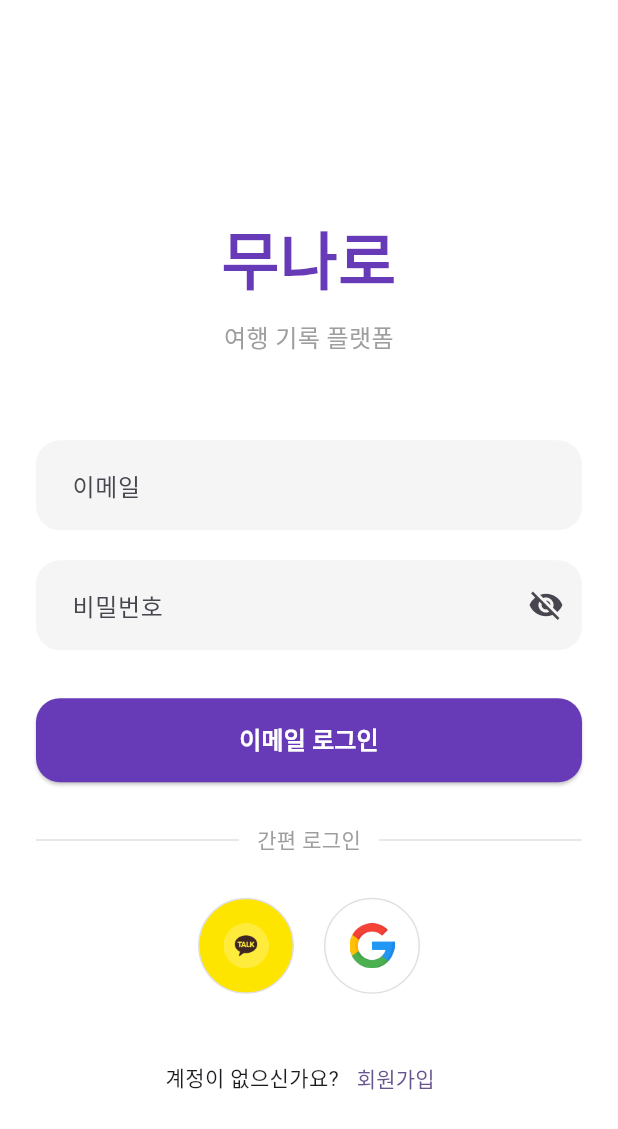
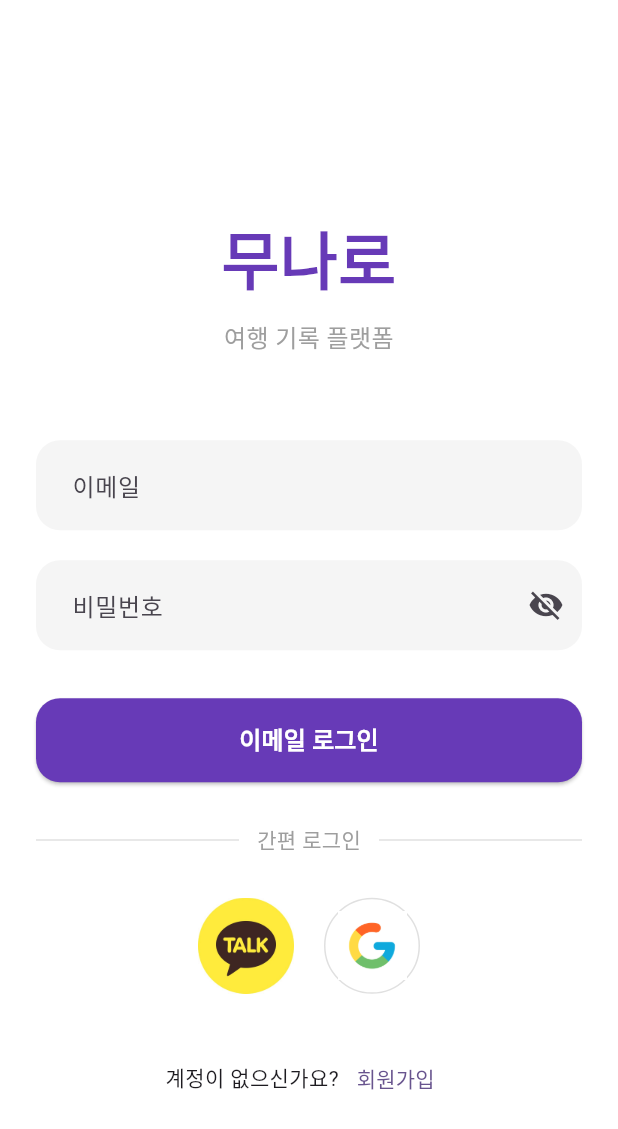
Before and after one commit to Munaro-App/frontend, a Flutter app: the screen it shows after launch, on a phone screen of 412 x 824 dp. Shown: the top 1129 px of the screen. Run offline on Flutter 3.47's test engine with Material 3 defaults, Android fonts, the phone set to English and light mode, and no system bars; our stand-ins replace dio, flutter_riverpod, flutter_secure_storage, google_sign_in; missing offline and left inert: kakao_flutter_sdk_user.

Commit message:
style: 소셜 로그인 버튼 UI 개선

```diff
--- a/lib/layouts/login_layout.dart
+++ b/lib/layouts/login_layout.dart
@@ -173,15 +173,23 @@ class KakaoAuthDataSource {
 }
 
 class GoogleAuthDataSource {
-  final GoogleSignIn _googleSignIn = GoogleSignIn(scopes: ['email', 'profile']);
+  final GoogleSignIn _googleSignIn = GoogleSignIn(
+    scopes: ['email', 'profile'],
+    serverClientId:
+        '408653349037-nk70rag6j78mh4nu3jkalrlscg3vd34g.apps.googleusercontent.com',
+  );
 
   Future<String?> login() async {
     try {
       final account = await _googleSignIn.signIn();
-      if (account == null) return null;
+      if (account == null) {
+        print("사용자가 구글 로그인을 취소했습니다.");
+        return null;
+      }
 
       final auth = await account.authentication;
-      return auth.idToken;
+
+      return auth.accessToken;
     } catch (e) {
       log(e.toString());
       return null;
@@ -337,10 +345,13 @@ class SignInWithEmailUseCase {
     if (email.isEmpty || password.isEmpty || nickname.isEmpty) {
       throw Exception('이메일, 비밀번호, 닉네임을 모두 입력해주세요.');
     }
-    return repository.signUpWithEmail(email: email, password: password, nickname: nickname);
+    return repository.signUpWithEmail(
+      email: email,
+      password: password,
+      nickname: nickname,
+    );
   }
 }
-
 
 class SignInWithGoogleUseCase {
   final GoogleAuthDataSource googleAuthDataSource;
@@ -381,8 +392,8 @@ final _signInWithKakaoUseCaseProvider = Provider<SignInWithKakaoUseCase>((ref) {
   return SignInWithKakaoUseCase(
     kakaoAuthDataSource: ref.watch(_kakaoAuthDataSourceProvider),
     repository: ref.watch(_authRepositoryProvider),
-  );},
   );
+});
 
 final _signUpWithEmailUseCaseProvider = Provider<SignUpWithEmailUseCase>((ref) {
   return SignUpWithEmailUseCase(repository: ref.watch(_authRepositoryProvider));
@@ -459,11 +470,13 @@ class AuthController extends StateNotifier<AsyncValue<AuthModel?>> {
       await tokenStorage.save(auth);
       return auth;
     });
-
-
   }
 
- Future<void> signUpWithEmailPressed(String email, String password, String nickname) async {
+  Future<void> signUpWithEmailPressed(
+    String email,
+    String password,
+    String nickname,
+  ) async {
     state = const AsyncLoading();
     state = await AsyncValue.guard(() async {
       await signUpWithEmail.execute(email, password, nickname);
@@ -624,39 +637,42 @@ class LoginEmailForm extends StatelessWidget {
   }
 }
 
+
 class _SocialLoginButton extends StatelessWidget {
-  final String assetPath;
-  final VoidCallback onPressed;
+  final String imagePath;
   final Color backgroundColor;
+  final VoidCallback onTap;
+  final Border? border;
 
   const _SocialLoginButton({
-    required this.assetPath,
-    required this.onPressed,
+    required this.imagePath,
     required this.backgroundColor,
+    required this.onTap,
+    this.border,
   });
 
   @override
   Widget build(BuildContext context) {
     return GestureDetector(
-      onTap: onPressed,
+      onTap: onTap,
       child: Container(
-        width: 64,
-        height: 64,
         decoration: BoxDecoration(
           shape: BoxShape.circle,
-          color: backgroundColor,
-          border: Border.all(color: Colors.grey.shade300),
+          border: border,
         ),
-        child: Padding(
-          padding: const EdgeInsets.all(16),
-          child: Image.asset(assetPath, fit: BoxFit.contain),
+        child: CircleAvatar(
+          radius: 32,
+          backgroundColor: backgroundColor,
+          child: Image.asset(
+            imagePath,
+            fit: BoxFit.contain,
+          ),
         ),
       ),
     );
   }
 }
 
-// 로그인 화면
 
 class LoginPage extends ConsumerStatefulWidget {
   const LoginPage({super.key});
@@ -678,7 +694,7 @@ class _LoginPageState extends ConsumerState<LoginPage> {
     super.dispose();
   }
 
-  void _onEmailLoginPressed() async {
+  Future<void> _onEmailLoginPressed() async {
     final email = _emailController.text.trim();
     final password = _passwordController.text.trim();
 
@@ -694,12 +710,55 @@ class _LoginPageState extends ConsumerState<LoginPage> {
         .signInWithEmailPressed(email, password);
 
     final state = ref.read(authControllerProvider);
+
     state.whenOrNull(
       data: (auth) {
         if (auth != null) {
           ScaffoldMessenger.of(
             context,
           ).showSnackBar(const SnackBar(content: Text('이메일 로그인 성공')));
+        }
+      },
+      error: (error, _) {
+        ScaffoldMessenger.of(
+          context,
+        ).showSnackBar(SnackBar(content: Text(error.toString())));
+      },
+    );
+  }
+
+  Future<void> _onKakaoLoginPressed() async {
+    await ref.read(authControllerProvider.notifier).signInWithKakaoPressed();
+
+    final state = ref.read(authControllerProvider);
+
+    state.whenOrNull(
+      data: (auth) {
+        if (auth != null) {
+          ScaffoldMessenger.of(
+            context,
+          ).showSnackBar(const SnackBar(content: Text('카카오 로그인 성공')));
+        }
+      },
+      error: (error, _) {
+        ScaffoldMessenger.of(
+          context,
+        ).showSnackBar(SnackBar(content: Text(error.toString())));
+      },
+    );
+  }
+
+  Future<void> _onGoogleLoginPressed() async {
+    await ref.read(authControllerProvider.notifier).signInWithGooglePressed();
+
+    final state = ref.read(authControllerProvider);
+
+    state.whenOrNull(
+      data: (auth) {
+        if (auth != null) {
+          ScaffoldMessenger.of(
+            context,
+          ).showSnackBar(const SnackBar(content: Text('구글 로그인 성공')));
         }
       },
       error: (error, _) {
@@ -725,6 +784,7 @@ class _LoginPageState extends ConsumerState<LoginPage> {
                 crossAxisAlignment: CrossAxisAlignment.stretch,
                 children: [
                   const SizedBox(height: 60),
+
                   const Text(
                     '무나로',
                     textAlign: TextAlign.center,
@@ -734,12 +794,15 @@ class _LoginPageState extends ConsumerState<LoginPage> {
                       color: Colors.deepPurple,
                     ),
                   ),
+
                   const SizedBox(height: 12),
+
                   const Text(
                     '여행 기록 플랫폼',
                     textAlign: TextAlign.center,
                     style: TextStyle(fontSize: 16, color: Colors.grey),
                   ),
+
                   const SizedBox(height: 56),
 
                   LoginEmailForm(
@@ -755,6 +818,7 @@ class _LoginPageState extends ConsumerState<LoginPage> {
                   ),
 
                   const SizedBox(height: 28),
+
                   Row(
                     children: [
                       Expanded(child: Divider(color: Colors.grey.shade300)),
@@ -768,73 +832,47 @@ class _LoginPageState extends ConsumerState<LoginPage> {
                       Expanded(child: Divider(color: Colors.grey.shade300)),
                     ],
                   ),
+
                   const SizedBox(height: 28),
+
                   Row(
   mainAxisAlignment: MainAxisAlignment.center,
   children: [
     _SocialLoginButton(
-                        assetPath: 'assets/icons/kakao.png',
-                        backgroundColor: const Color(0xFFFEE500),
-                        onPressed: () async {
-                          await ref
-                              .read(authControllerProvider.notifier)
-                              .signInWithKakaoPressed();
+      imagePath: 'assets/icons/kakao.png',
+      backgroundColor: Colors.white,
+      onTap: _onKakaoLoginPressed,
+    ),
 
-                          final state = ref.read(authControllerProvider);
+    const SizedBox(width: 20),
 
-                          state.whenOrNull(
-                            data: (auth) {
-                              if (auth != null) {
-                                ScaffoldMessenger.of(context).showSnackBar(
-                                  const SnackBar(content: Text('카카오 로그인 성공')),
-                                );
-                              }
-                            },
-                            error: (error, _) {
-                              ScaffoldMessenger.of(context).showSnackBar(
-                                SnackBar(content: Text(error.toString())),
-                              );
-                            },
-                          );
-                        },
+    Container(
+  width: 64,
+  height: 64,
+  decoration: BoxDecoration(
+    color: Colors.white,
+    shape: BoxShape.circle,
+    border: Border.all(
+      color: Colors.grey.shade300,
+      width: 1,
     ),
-                      const SizedBox(width: 20),
-                      _SocialLoginButton(
-                        assetPath: 'assets/icons/google.png',
-                        backgroundColor: Colors.white,
-                        onPressed: () async {
-                          await ref
-                              .read(authControllerProvider.notifier)
-                              .signInWithGooglePressed();
-
-                          final state = ref.read(authControllerProvider);
-
-                          state.whenOrNull(
-                            data: (auth) {
-                              if (auth != null) {
-                                ScaffoldMessenger.of(context).showSnackBar(
-                                  const SnackBar(content: Text('구글 로그인 성공')),
-                                );
-                              }
-                            },
-                            error: (error, _) {
-                              ScaffoldMessenger.of(context).showSnackBar(
-                                SnackBar(content: Text(error.toString())),
-                              );
-                            },
-                          );
-                        },
   ),
+  child: Padding(
+    padding: const EdgeInsets.all(8),
+    child: Image.asset(
+      'assets/icons/google.png',
+    ),
+  ),
+)
   ],
 ),
-
-                  // 로딩 상태 표시
                   if (authState.isLoading) ...[
                     const SizedBox(height: 24),
                     const Center(child: CircularProgressIndicator()),
                   ],
 
                   const SizedBox(height: 32),
+
                   Row(
                     mainAxisAlignment: MainAxisAlignment.center,
                     children: [
```
Also changed, not shown: assets/icons/google.png, assets/icons/kakao.png. Lines whose indentation alone changed are shown as unchanged.
